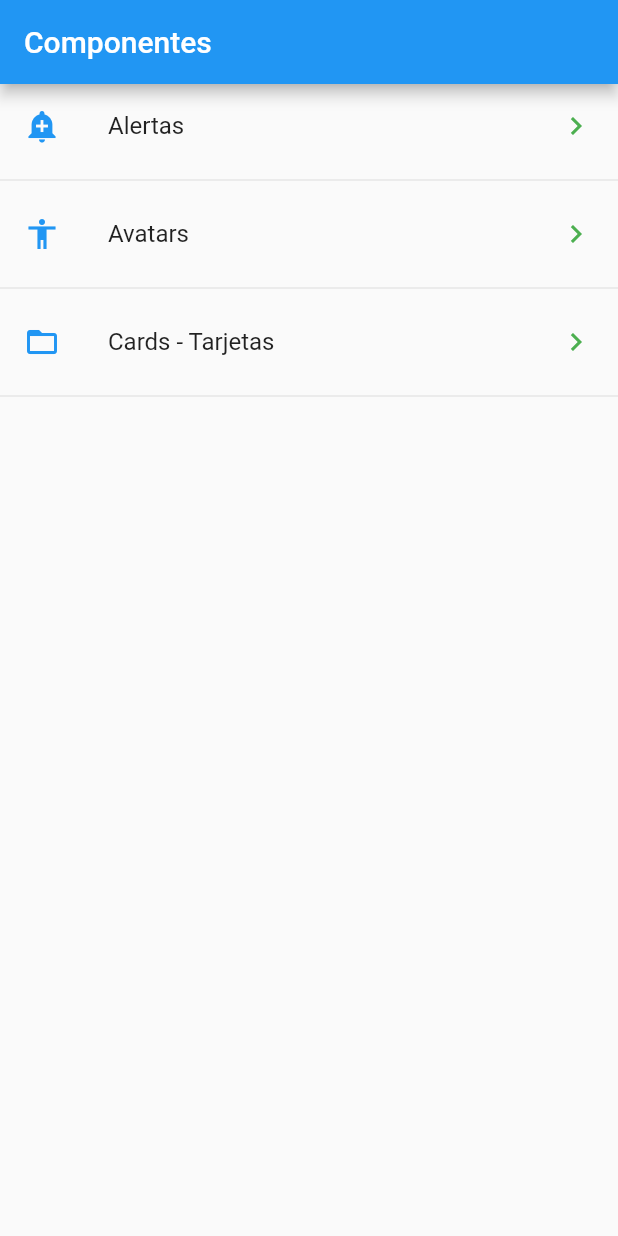
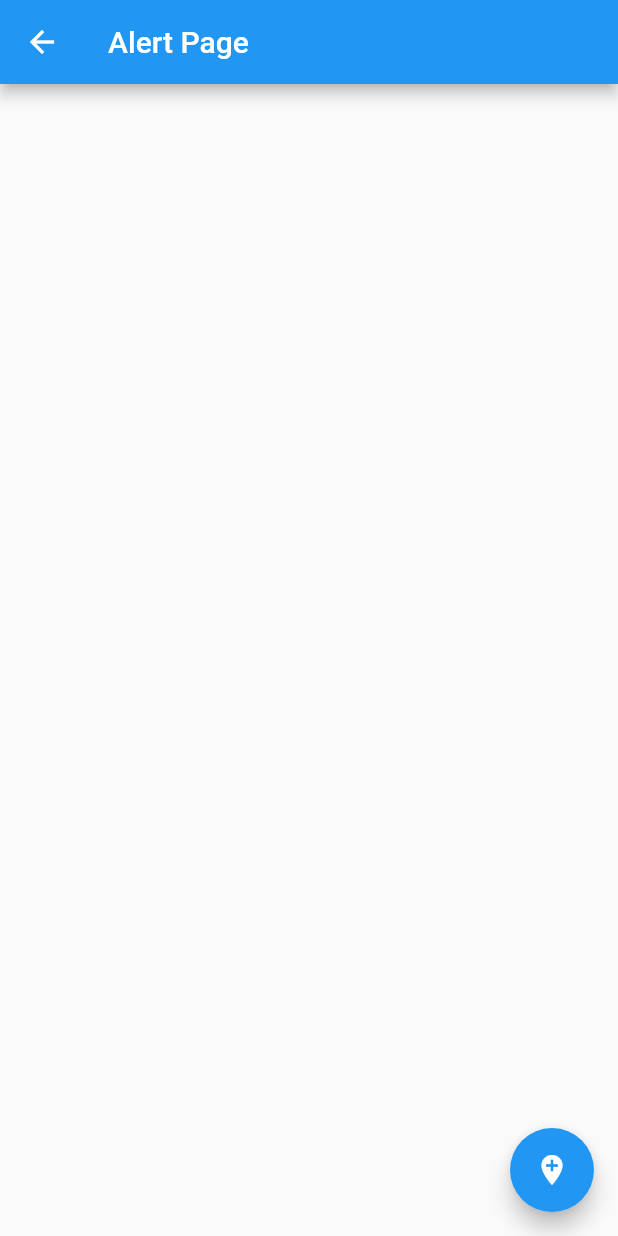
Before and after one commit to HeynerPat/S6PracticaComponentesFlutter, a Flutter app: the screen it shows after launch, after a tap on "Alertas", on a phone screen of 412 x 824 dp. Run offline on Flutter 3.47's test engine with Material 2 defaults, Android fonts, the phone set to English and light mode, and no system bars.

Commit message:
Navegar a una nueva Pantalla

```diff
--- /dev/null
+++ b/lib/src/pages/alert_page.dart
@@ -0,0 +1,18 @@
+import 'package:flutter/material.dart';
+
+class AlertPage extends StatelessWidget {
+  @override
+  Widget build(BuildContext context) {
+    return Scaffold(
+      appBar: AppBar(
+        title: Text('Alert Page'),
+      ),
+      floatingActionButton: FloatingActionButton(
+        child: Icon(Icons.add_location),
+        onPressed: () {
+          Navigator.pop(context);
+        },
+      ),
+    );
+  }
+}
--- a/lib/src/pages/home_page.dart
+++ b/lib/src/pages/home_page.dart
@@ -1,6 +1,7 @@
 import 'package:componentes/src/providers/menu_provider.dart';
 import 'package:componentes/src/utils/icono_string_util.dart';
 import 'package:flutter/material.dart';
+import 'package:componentes/src/pages/alert_page.dart';
 
 class HomePage extends StatelessWidget {
   @override
@@ -20,13 +21,13 @@ class HomePage extends StatelessWidget {
       initialData: [],
       builder: (context, AsyncSnapshot<List<dynamic>> snapshot) {
         return ListView(
-          children: _listaItems(snapshot.data!),
+          children: _listaItems(snapshot.data!, context),
         );
       },
     );
   }
 
-  List<Widget> _listaItems(List<dynamic> data) {
+  List<Widget> _listaItems(List<dynamic> data, BuildContext context) {
     final List<Widget> opciones = [];
     data.forEach((opt) {
       final widgetTemp = ListTile(
@@ -36,7 +37,10 @@ class HomePage extends StatelessWidget {
           Icons.keyboard_arrow_right,
           color: Colors.green,
         ),
-        onTap: () {},
+        onTap: () {
+          final route = MaterialPageRoute(builder: (context) => AlertPage());
+          Navigator.push(context, route);
+        },
       );
       opciones
         ..add(widgetTemp)
```
Also changed, not shown: lib/src/pages/avatar_page.dart (added, +12 -0 lines).
